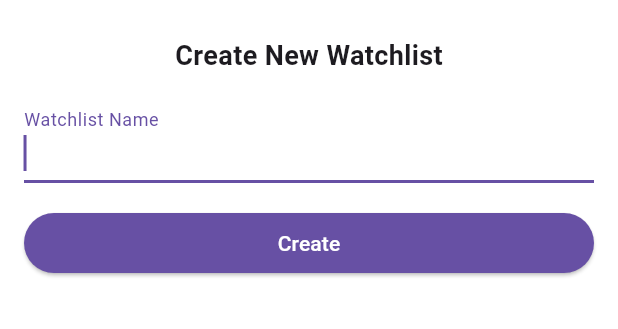
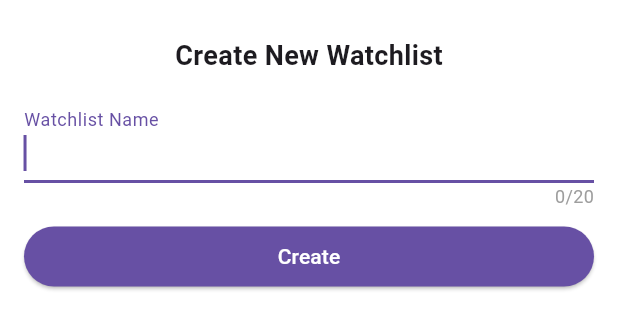
Before and after one commit to Vishnu-N-Viswanath10/stock_market_app_demo, a Flutter app: the CreateWatchlistBottomSheet widget shown alone on an empty page, opened directly with empty values, on a phone screen of 412 x 824 dp. Shown: the top 329 px of the screen. Run offline on Flutter 3.47's test engine with Material 3 defaults, Android fonts, the phone set to English and light mode, and no system bars; our stand-ins replace equatable, flutter_bloc, shared_preferences; accounts and stored records are empty.

Commit message:
max character 20 for watchlist name logic added

```diff
--- a/lib/presentation/bloc/watchlist/watchlist_bloc.dart
+++ b/lib/presentation/bloc/watchlist/watchlist_bloc.dart
@@ -170,6 +170,10 @@ class WatchlistBloc extends Bloc<WatchlistEvent, WatchlistState> {
     on<ClearWatchlistError>((event, emit) {
       emit(state.copyWith(errorMessage: null));
     });
+
+    on<WatchlistNameChanged>((event, emit) {
+      emit(state.copyWith(watchlistName: event.name, errorMessage: null));
+    });
   }
 
   Future<void> _onLoadWatchlistsFromStorage(
--- a/lib/presentation/bloc/watchlist/watchlist_event.dart
+++ b/lib/presentation/bloc/watchlist/watchlist_event.dart
@@ -66,3 +66,8 @@ class ShowWatchlistNameExistsError extends WatchlistEvent {
 }
 
 class ClearWatchlistError extends WatchlistEvent {}
+
+class WatchlistNameChanged extends WatchlistEvent {
+  final String name;
+  WatchlistNameChanged(this.name);
+}
--- a/lib/presentation/bloc/watchlist/watchlist_state.dart
+++ b/lib/presentation/bloc/watchlist/watchlist_state.dart
@@ -7,6 +7,7 @@ class WatchlistState {
   final bool isEditMode;
   final List<Stock> searchResults;
   final String? errorMessage;
+  final String watchlistName;
 
   WatchlistState({
     required this.groupNames,
@@ -15,6 +16,7 @@ class WatchlistState {
     required this.isEditMode,
     required this.searchResults,
     this.errorMessage,
+    required this.watchlistName,
   });
 
   factory WatchlistState.initial() => WatchlistState(
@@ -24,6 +26,7 @@ class WatchlistState {
     isEditMode: false,
     searchResults: [],
     errorMessage: null,
+    watchlistName: '',
   );
 
   WatchlistState copyWith({
@@ -33,6 +36,7 @@ class WatchlistState {
     bool? isEditMode,
     List<Stock>? searchResults,
     String? errorMessage,
+    String? watchlistName,
   }) {
     return WatchlistState(
       groupNames: groupNames ?? this.groupNames,
@@ -41,6 +45,7 @@ class WatchlistState {
       isEditMode: isEditMode ?? this.isEditMode,
       searchResults: searchResults ?? this.searchResults,
       errorMessage: errorMessage,
+      watchlistName: watchlistName ?? this.watchlistName,
     );
   }
 }
--- a/lib/presentation/widgets/create_watchlist_bottom_sheet.dart
+++ b/lib/presentation/widgets/create_watchlist_bottom_sheet.dart
@@ -1,4 +1,5 @@
 import 'package:flutter/material.dart';
+import 'package:flutter/services.dart';
 import 'package:flutter_bloc/flutter_bloc.dart';
 import '../../core/utils/app_strings.dart';
 import '../bloc/watchlist/watchlist_bloc.dart';
@@ -20,16 +21,16 @@ class CreateWatchlistBottomSheet extends StatefulWidget {
 
 class _CreateWatchlistBottomSheetState
     extends State<CreateWatchlistBottomSheet> {
-  final TextEditingController _controller = TextEditingController();
-  final FocusNode _focusNode = FocusNode();
-  int? _prevWatchlistCount;
+  late final TextEditingController _controller;
+  late final FocusNode _focusNode;
 
   @override
   void initState() {
     super.initState();
-    _prevWatchlistCount = widget.currentWatchlistCount;
+    _controller = TextEditingController();
+    _focusNode = FocusNode();
     // Show keyboard automatically when the bottom sheet opens
-    Future.delayed(Duration(milliseconds: 200), () {
+    Future.delayed(const Duration(milliseconds: 200), () {
       if (mounted) {
         FocusScope.of(context).requestFocus(_focusNode);
       }
@@ -43,10 +44,15 @@ class _CreateWatchlistBottomSheetState
     super.dispose();
   }
 
-  void _handleCreate(BuildContext context) {
-    context.read<WatchlistBloc>().add(
-      CreateNewWatchlistGroup(_controller.text.trim()),
-    );
+  void _handleCreate(BuildContext context, WatchlistState state) {
+    final name = state.watchlistName.trim();
+    if (name.isEmpty) {
+      context.read<WatchlistBloc>().add(
+        ShowWatchlistNameExistsError(AppStrings.watchlistNameEmptyAlert),
+      );
+      return;
+    }
+    context.read<WatchlistBloc>().add(CreateNewWatchlistGroup(name));
   }
 
   @override
@@ -55,9 +61,8 @@ class _CreateWatchlistBottomSheetState
       listenWhen: (prev, curr) =>
           prev.groupNames.length != curr.groupNames.length,
       listener: (context, state) {
-        // Only close the sheet if a new watchlist was actually added
-        if (_prevWatchlistCount != null &&
-            state.groupNames.length > _prevWatchlistCount!) {
+        // Close the sheet if a new watchlist was added
+        if (state.groupNames.length > widget.currentWatchlistCount) {
           Navigator.pop(context);
         }
       },
@@ -65,6 +70,15 @@ class _CreateWatchlistBottomSheetState
         builder: (context, state) {
           final isMax = widget.currentWatchlistCount >= 5;
           final errorText = state.errorMessage;
+          final name = state.watchlistName;
+
+          // Keep the controller in sync with the bloc state
+          if (_controller.text != name) {
+            _controller.value = TextEditingValue(
+              text: name,
+              selection: TextSelection.collapsed(offset: name.length),
+            );
+          }
 
           return Padding(
             padding: EdgeInsets.only(
@@ -84,21 +98,37 @@ class _CreateWatchlistBottomSheetState
                 TextField(
                   controller: _controller,
                   focusNode: _focusNode,
+                  maxLength: 20,
+                  inputFormatters: [LengthLimitingTextInputFormatter(20)],
                   decoration: InputDecoration(
                     labelText: AppStrings.watchlistName,
+                    counterText: '', // Hide default counter
                   ),
                   enabled: !isMax,
                   autofocus: true,
-                  onChanged: (_) {
-                    if (errorText != null) {
+                  onChanged: (val) {
+                    context.read<WatchlistBloc>().add(
+                      WatchlistNameChanged(val),
+                    );
+                    if (state.errorMessage != null) {
                       context.read<WatchlistBloc>().add(ClearWatchlistError());
                     }
                   },
                   onSubmitted: (_) {
-                    if (!isMax) _handleCreate(context);
+                    if (!isMax) _handleCreate(context, state);
                   },
                 ),
-                SizedBox(height: 16),
+                Align(
+                  alignment: Alignment.centerRight,
+                  child: Text(
+                    '${name.length}/20',
+                    style: TextStyle(
+                      color: name.length > 20 ? Colors.red : Colors.grey,
+                      fontSize: 12,
+                    ),
+                  ),
+                ),
+                SizedBox(height: 8),
                 SizedBox(
                   width: double.infinity,
                   child: ElevatedButton(
@@ -110,7 +140,7 @@ class _CreateWatchlistBottomSheetState
                               ),
                             );
                           }
-                        : () => _handleCreate(context),
+                        : () => _handleCreate(context, state),
                     style: ElevatedButton.styleFrom(
                       backgroundColor: isMax
                           ? Colors.grey
```
Also changed, not shown: lib/presentation/widgets/rename_watchlist_dialog.dart (+49 -16 lines).
